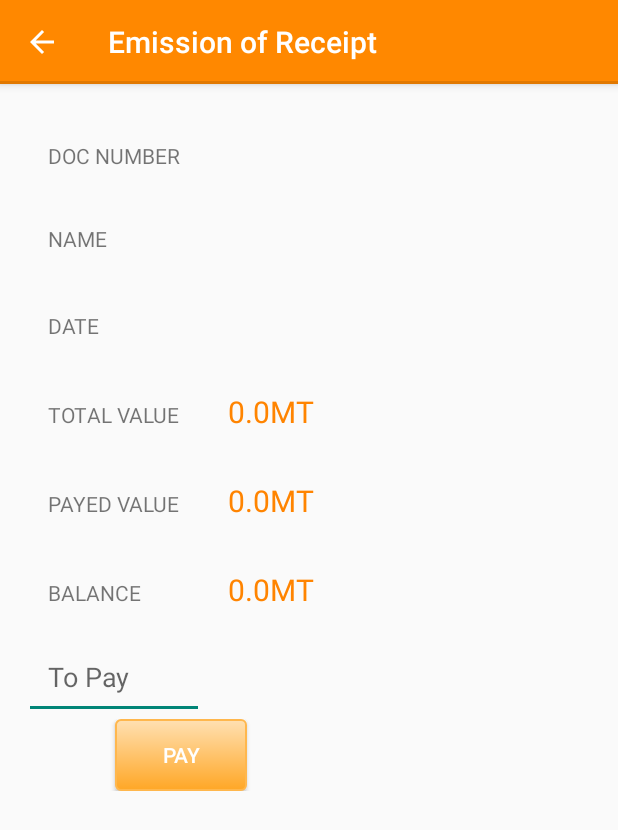
After one commit to bcassamo/Inforgest_Studio, an Android app: the PaymentBalanceActivity screen opened directly, with no data from a screen before it, on a phone screen of 412 x 824 dp. The commit adds this screen. Shown: the top 830 px of the screen. Run offline under Robolectric (Android 15) with nearby library versions, the phone set to English and light mode, and no system bars; network calls fail; 11 statements that could not run were skipped.

Commit message:
Something else

```diff
--- a/app/build.gradle
+++ b/app/build.gradle
@@ -23,5 +23,7 @@ dependencies {
     compile fileTree(dir: 'libs', include: ['*.jar'])
     compile 'com.android.support:appcompat-v7:21.0.3'
     compile 'com.android.support:cardview-v7:21.0.3'
-    compile 'com.android.support:support-v4:21.0.3'
+    compile ('com.android.support:support-v4:21.0.3'){
+        force = true
+    }
 }
--- /dev/null
+++ b/app/src/main/java/mz/com/peach/inforgest/PaymentBalanceActivity.java
@@ -0,0 +1,79 @@
+package mz.com.peach.inforgest;
+
+import android.content.Context;
+import android.content.Intent;
+import android.os.AsyncTask;
+import android.support.v7.app.ActionBarActivity;
+import android.os.Bundle;
+import android.util.Log;
+import android.widget.TextView;
+import android.widget.Toast;
+
+import org.json.JSONObject;
+
+import mz.com.peach.inforgest.model.documents.Clidoc;
+import mz.com.peach.inforgest.rest.JSONParser;
+import mz.com.peach.inforgest.rest.RestAPI;
+
+public class PaymentBalanceActivity extends ActionBarActivity {
+
+    TextView documentNumber, name, date, totalValue, payedValue, balance, valueToPay;
+    Context context;
+
+    @Override
+    protected void onCreate(Bundle savedInstanceState) {
+        super.onCreate(savedInstanceState);
+        setContentView(R.layout.activity_payment_balance);
+        context = this;
+        documentNumber = (TextView) findViewById(R.id.txtDocumentNumber);
+        name = (TextView) findViewById(R.id.txtDocumentCliName);
+        date = (TextView) findViewById(R.id.txtDocumentDate);
+        totalValue = (TextView) findViewById(R.id.txtDocumentTotalValue);
+        payedValue = (TextView) findViewById(R.id.txtDocumentPayed);
+        balance = (TextView) findViewById(R.id.txtDocumentBalance);
+        valueToPay = (TextView) findViewById(R.id.edtDocumentToPay);
+
+        Intent intent = getIntent();
+        String message = intent.getStringExtra(Intent.EXTRA_TEXT);
+        new AsyncPaymentBalance().execute(message);
+    }
+
+    protected class AsyncPaymentBalance extends AsyncTask<String, Void, Clidoc> {
+
+        @Override
+        protected Clidoc doInBackground(String... params) {
+            Clidoc document = null;
+            RestAPI api = new RestAPI();
+
+            try{
+                JSONParser parser = new JSONParser();
+                JSONObject jsonObj = api.GetPendentDocument(params[0]);
+                document = parser.parsePaymentBalance(jsonObj);
+            } catch (Exception e) {
+                Log.d("AsyncPaymentBalance", e.getMessage());
+                Toast.makeText(context, R.string.error_message, Toast.LENGTH_LONG).show();
+            }
+
+            return document;
+        }
+
+        @Override
+        protected void onPostExecute(Clidoc document) {
+            String localDate = document.getData();
+            double localTotalValue = document.getTotaldoc();
+            double localPayedValue = document.getValor_pago();
+            double localBalance = document.getValor_a_pagar();
+
+            String localTV = localTotalValue + "MT";
+            String localPV = localPayedValue + "MT";
+            String localB = localBalance + "MT";
+
+            documentNumber.setText(document.getNdoc());
+            name.setText(document.getNome_cli());
+            date.setText(localDate);
+            totalValue.setText(localTV);
+            payedValue.setText(localPV);
+            balance.setText(localB);
+        }
+    }
+}
--- a/app/src/main/java/mz/com/peach/inforgest/rest/RestAPI.java
+++ b/app/src/main/java/mz/com/peach/inforgest/rest/RestAPI.java
@@ -23,7 +23,7 @@ import java.util.Map;
  * Created by peach on 2/18/15.
  */
 public class RestAPI {
-    private final String urlString = "http://192.168.1.120/IgestRestAPI/Handler1.ashx";
+    private final String urlString = "http://192.168.43.28/IgestRestAPI/Handler1.ashx";
 
     private static String convertStreamToUTF8String(InputStream stream) throws IOException {
         String result = "";
@@ -182,4 +182,18 @@ public class RestAPI {
         result = new JSONObject(r);
         return result;
     }
+
+    public JSONObject GetPendentDocument(String name) throws Exception {
+        JSONObject result = null;
+        JSONObject o = new JSONObject();
+        JSONObject p = new JSONObject();
+        o.put("interface","RestAPI");
+        o.put("method", "GetPendentDocument");
+        p.put("name",mapObject(name));
+        o.put("parameters", p);
+        String s = o.toString();
+        String r = load(s);
+        result = new JSONObject(r);
+        return result;
+    }
 }
--- /dev/null
+++ b/app/src/main/res/layout/activity_payment_balance.xml
@@ -0,0 +1,141 @@
+<?xml version="1.0" encoding="utf-8"?>
+<TableLayout xmlns:android="http://schemas.android.com/apk/res/android"
+    xmlns:tools="http://schemas.android.com/tools"
+    android:layout_width="match_parent"
+    android:layout_height="match_parent"
+    android:padding="16dp"
+    tools:context="mz.com.peach.inforgest.PaymentBalanceActivity">
+
+    <TableRow>
+        <TextView
+            android:layout_width="wrap_content"
+            android:layout_height="wrap_content"
+            android:padding="16dp"
+            android:text="@string/action_document_number"
+            android:textAllCaps="true" />
+
+        <TextView
+            android:id="@+id/txtDocumentNumber"
+            android:layout_width="wrap_content"
+            android:layout_height="wrap_content"
+            android:padding="16dp"
+            android:textColor="@color/igest_color"
+            android:textAllCaps="true"
+            android:textSize="20dp" />
+    </TableRow>
+
+    <TableRow>
+        <TextView
+            android:layout_width="wrap_content"
+            android:layout_height="wrap_content"
+            android:padding="16dp"
+            android:text="@string/action_name"
+            android:textAllCaps="true" />
+
+        <TextView
+            android:id="@+id/txtDocumentCliName"
+            android:layout_width="wrap_content"
+            android:layout_height="wrap_content"
+            android:padding="16dp"
+            android:textColor="@color/igest_color"
+            android:textAllCaps="true"
+            android:textSize="16dp" />
+    </TableRow>
+
+    <TableRow>
+        <TextView
+            android:layout_width="wrap_content"
+            android:layout_height="wrap_content"
+            android:padding="16dp"
+            android:text="@string/action_document_date"
+            android:textAllCaps="true" />
+
+        <TextView
+            android:id="@+id/txtDocumentDate"
+            android:layout_width="wrap_content"
+            android:layout_height="wrap_content"
+            android:padding="16dp"
+            android:textColor="@color/igest_color"
+            android:inputType="date"
+            android:textSize="20dp" />
+    </TableRow>
+
+    <TableRow>
+        <TextView
+            android:layout_width="wrap_content"
+            android:layout_height="wrap_content"
+            android:padding="16dp"
+            android:text="@string/action_document_total_value"
+            android:textAllCaps="true" />
+
+        <TextView
+            android:id="@+id/txtDocumentTotalValue"
+            android:layout_width="wrap_content"
+            android:layout_height="wrap_content"
+            android:padding="16dp"
+            android:textColor="@color/igest_color"
+            android:inputType="numberDecimal"
+            android:textSize="20dp" />
+    </TableRow>
+
+    <TableRow>
+        <TextView
+            android:layout_width="wrap_content"
+            android:layout_height="wrap_content"
+            android:padding="16dp"
+            android:text="@string/action_document_payed"
+            android:textAllCaps="true" />
+
+        <TextView
+            android:id="@+id/txtDocumentPayed"
+            android:layout_width="wrap_content"
+            android:layout_height="wrap_content"
+            android:padding="16dp"
+            android:textColor="@color/igest_color"
+            android:inputType="numberDecimal"
+            android:textSize="20dp" />
+    </TableRow>
+
+    <TableRow>
+        <TextView
+            android:layout_width="wrap_content"
+            android:layout_height="wrap_content"
+            android:padding="16dp"
+            android:text="@string/text_balance"
+            android:textAllCaps="true" />
+
+        <TextView
+            android:id="@+id/txtDocumentBalance"
+            android:layout_width="wrap_content"
+            android:layout_height="wrap_content"
+            android:padding="16dp"
+            android:textColor="@color/igest_color"
+            android:inputType="numberDecimal"
+            android:textSize="20dp" />
+    </TableRow>
+
+    <TableRow>
+        <EditText
+            android:id="@+id/edtDocumentToPay"
+            android:layout_width="match_parent"
+            android:layout_height="wrap_content"
+            android:padding="16dp"
+            android:inputType="numberDecimal"
+            android:hint="@string/action_document_topay" />
+    </TableRow>
+
+    <TableRow>
+        <Button
+            android:padding="12dp"
+            android:layout_width="wrap_content"
+            android:layout_height="wrap_content"
+            android:layout_span="2"
+            android:layout_gravity="center_horizontal"
+            android:text="@string/btnPay"
+            android:textColor="@android:color/white"
+            android:background="@drawable/round_border_button"
+            android:id="@+id/btnCustomers"
+            android:onClick="PayDocument" />
+    </TableRow>
+
+</TableLayout>
--- a/app/src/main/res/values/strings.xml
+++ b/app/src/main/res/values/strings.xml
@@ -182,6 +182,8 @@
     <string name="title_activity_client_list">Customer List</string>
     <string name="title_activity_client_details">Client Details</string>
     <string name="title_activity_product_details">Product Details</string>
+    <string name="title_activity_payment_balance">Emission of Receipt</string>
+    <string name="btnPay">Pay</string>
 
     <!-- System Messages -->
     <string name="error_message">Error loading</string>
@@ -206,13 +208,15 @@
     <string name="action_code">Code</string>
     <string name="action_desig">Designation</string>
     <string name="action_specification">Specification</string>
+    <string name="action_document_number">Doc Number</string>
+    <string name="action_document_date">Date</string>
+    <string name="action_document_total_value">Total Value</string>
+    <string name="action_document_payed">Payed Value</string>
+    <string name="action_document_topay">To Pay</string>
     <string name="txt_iva">IVA</string>
     <string name="txt_total">Total</string>
     <string name="txt_quantity">Quantity</string>
     <string name="txt_box_unity">Unity/Box</string>
-
-    <!-- TODO: Remove or change this placeholder text -->
-    <string name="hello_blank_fragment">Hello blank fragment</string>
     <string name="receipts">Receipts</string>
     <string name="btnIssueReceipts">Issue Receipts</string>
     <string name="title_activity_pendent_customer_list">Customers With Outstanding Balance</string>
--- a/build.gradle
+++ b/build.gradle
@@ -5,7 +5,7 @@ buildscript {
         jcenter()
     }
     dependencies {
-        classpath 'com.android.tools.build:gradle:2.1.0'
+        classpath 'com.android.tools.build:gradle:2.1.2'
         // NOTE: Do not place your application dependencies here; they belong
         // in the individual module build.gradle files
     }
```
Also changed, not shown: app/src/main/AndroidManifest.xml (+8 -1 lines), app/src/main/java/mz/com/peach/inforgest/PendentCustomerBalanceListActivity.java (+13 -2 lines), app/src/main/java/mz/com/peach/inforgest/model/documents/Clidoc.java (added, +68 -0 lines), app/src/main/java/mz/com/peach/inforgest/rest/JSONParser.java (+32 -0 lines), 4 other files.
